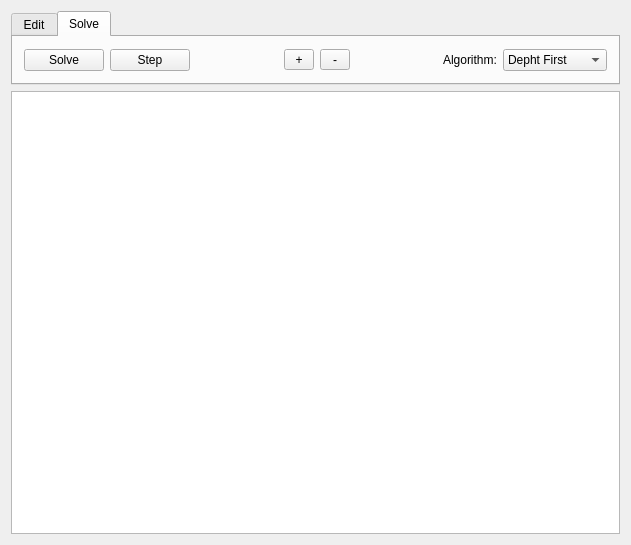
The window that mainwindow.ui (Arquanite/MazeSolver) describes before a commit, drawn with Qt 5.
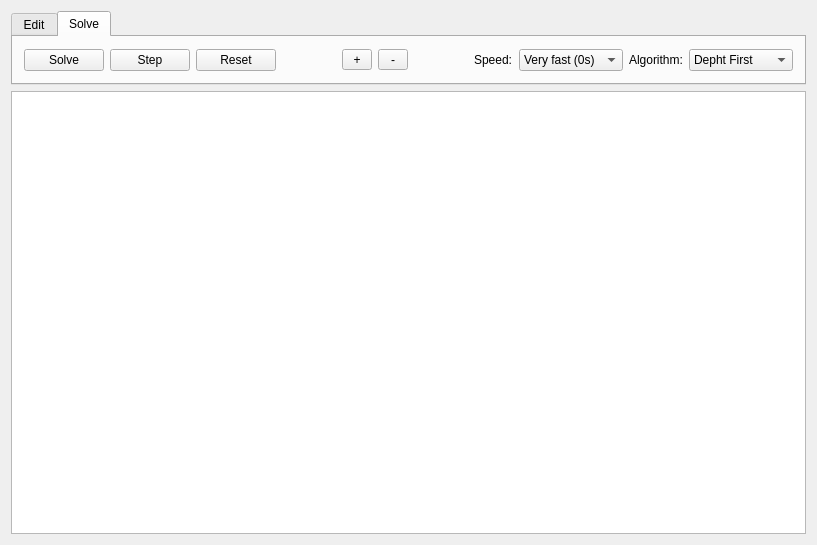
The same window after the commit. The open tabs and pages were chosen to show the change.

Diff of the .ui file:
```diff
--- a/mainwindow.ui
+++ b/mainwindow.ui
@@ -6,7 +6,7 @@
    <rect>
     <x>0</x>
     <y>0</y>
-    <width>631</width>
+    <width>817</width>
     <height>545</height>
    </rect>
   </property>
@@ -156,6 +156,13 @@
             </property>
            </widget>
           </item>
+          <item>
+           <widget class="QPushButton" name="pushButton">
+            <property name="text">
+             <string>Reset</string>
+            </property>
+           </widget>
+          </item>
           <item>
            <spacer name="horizontalSpacer_3">
             <property name="orientation">
@@ -214,6 +221,37 @@
             </property>
            </spacer>
           </item>
+          <item>
+           <widget class="QLabel" name="label_2">
+            <property name="text">
+             <string>Speed:</string>
+            </property>
+           </widget>
+          </item>
+          <item>
+           <widget class="QComboBox" name="comboBox">
+            <item>
+             <property name="text">
+              <string>Very fast (0s)</string>
+             </property>
+            </item>
+            <item>
+             <property name="text">
+              <string>Fast (0.1s)</string>
+             </property>
+            </item>
+            <item>
+             <property name="text">
+              <string>Normal (0.5s)</string>
+             </property>
+            </item>
+            <item>
+             <property name="text">
+              <string>Slow (1s)</string>
+             </property>
+            </item>
+           </widget>
+          </item>
           <item>
            <widget class="QLabel" name="label">
             <property name="text">
```
